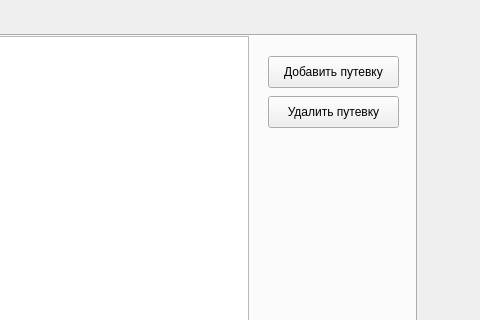
NousNous111/tourism_app, file app/TourismApp/adminwindow.ui: the form before one commit; both pictures show x 294 to 774 and y 0 to 320 of the 774 by 446 pixel window.
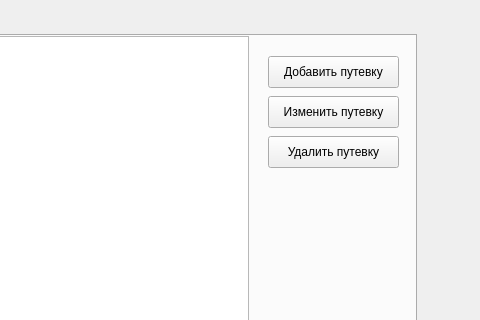
The form after the commit.

Commit message: Add package CRUD actions for admin

Patch:
```diff
--- a/app/TourismApp/adminwindow.ui
+++ b/app/TourismApp/adminwindow.ui
@@ -99,7 +99,7 @@
      <property name="geometry">
       <rect>
        <x>510</x>
-       <y>60</y>
+       <y>100</y>
        <width>131</width>
        <height>32</height>
       </rect>
@@ -108,6 +108,19 @@
       <string>Удалить путевку</string>
      </property>
     </widget>
+    <widget class="QPushButton" name="editPackageButton">
+     <property name="geometry">
+      <rect>
+       <x>510</x>
+       <y>60</y>
+       <width>131</width>
+       <height>32</height>
+      </rect>
+     </property>
+     <property name="text">
+      <string>Изменить путевку</string>
+     </property>
+    </widget>
    </widget>
   </widget>
   <widget class="QPushButton" name="refreshButton">
```
The commit also changes 4 other files.
